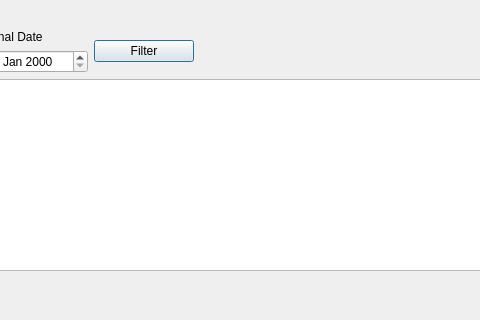
ThiagoServulo/InventoryAndSalesManagement, file salesmanagementwindow.ui: the form before one commit; both pictures show x 178 to 658 and y 0 to 320 of the 919 by 596 pixel window.
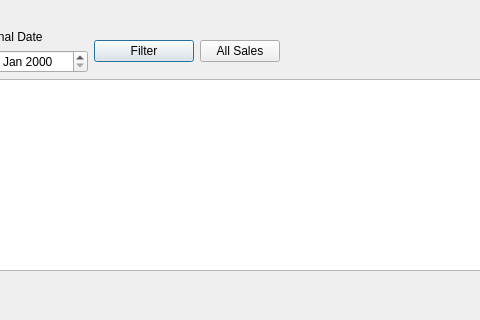
The form after the commit.

Commit message: Sales filter per date created

Patch:
```diff
--- a/salesmanagementwindow.ui
+++ b/salesmanagementwindow.ui
@@ -83,6 +83,13 @@
         </property>
        </widget>
       </item>
+      <item>
+       <widget class="QPushButton" name="pushButton_allSales">
+        <property name="text">
+         <string>All Sales</string>
+        </property>
+       </widget>
+      </item>
       <item>
        <spacer name="horizontalSpacer">
         <property name="orientation">
```
The commit also changes 2 other files.
